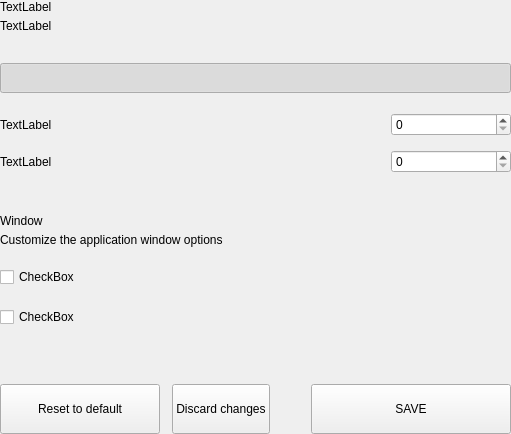
Above: src/qt/pny/settings/forms/settingsmainoptionswidget.ui from decenomy/PNY before the change. Below: the same form after it.
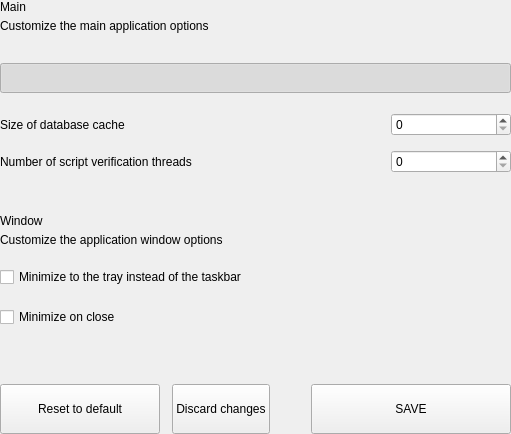
That is the form after the change.

```diff
--- a/src/qt/pny/settings/forms/settingsmainoptionswidget.ui
+++ b/src/qt/pny/settings/forms/settingsmainoptionswidget.ui
@@ -62,14 +62,14 @@
             <item>
              <widget class="QLabel" name="labelTitle">
               <property name="text">
-               <string>TextLabel</string>
+               <string>Main</string>
               </property>
              </widget>
             </item>
             <item>
              <widget class="QLabel" name="labelSubtitle1">
               <property name="text">
-               <string>TextLabel</string>
+               <string>Customize the main application options</string>
               </property>
               <property name="wordWrap">
                <bool>true</bool>
@@ -146,7 +146,7 @@
           <item>
            <widget class="QLabel" name="labelTitleSizeDb">
             <property name="text">
-             <string>TextLabel</string>
+             <string>Size of database cache</string>
             </property>
            </widget>
           </item>
@@ -196,7 +196,7 @@
           <item>
            <widget class="QLabel" name="labelTitleThreads">
             <property name="text">
-             <string>TextLabel</string>
+             <string>Number of script verification threads</string>
             </property>
            </widget>
           </item>
@@ -326,7 +326,7 @@
         <item>
          <widget class="QCheckBox" name="checkBoxMinTaskbar">
           <property name="text">
-           <string>CheckBox</string>
+           <string>Minimize to the tray instead of the taskbar</string>
           </property>
          </widget>
         </item>
@@ -349,7 +349,7 @@
         <item>
          <widget class="QCheckBox" name="checkBoxMinClose">
           <property name="text">
-           <string>CheckBox</string>
+           <string>Minimize on close</string>
           </property>
          </widget>
         </item>
```
